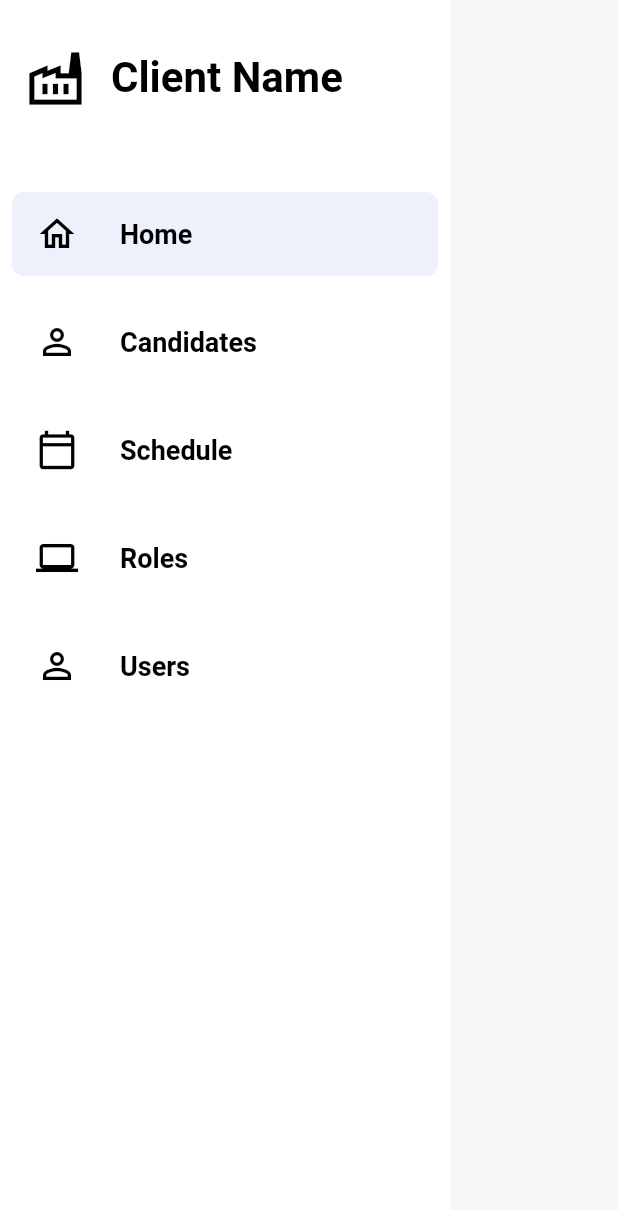
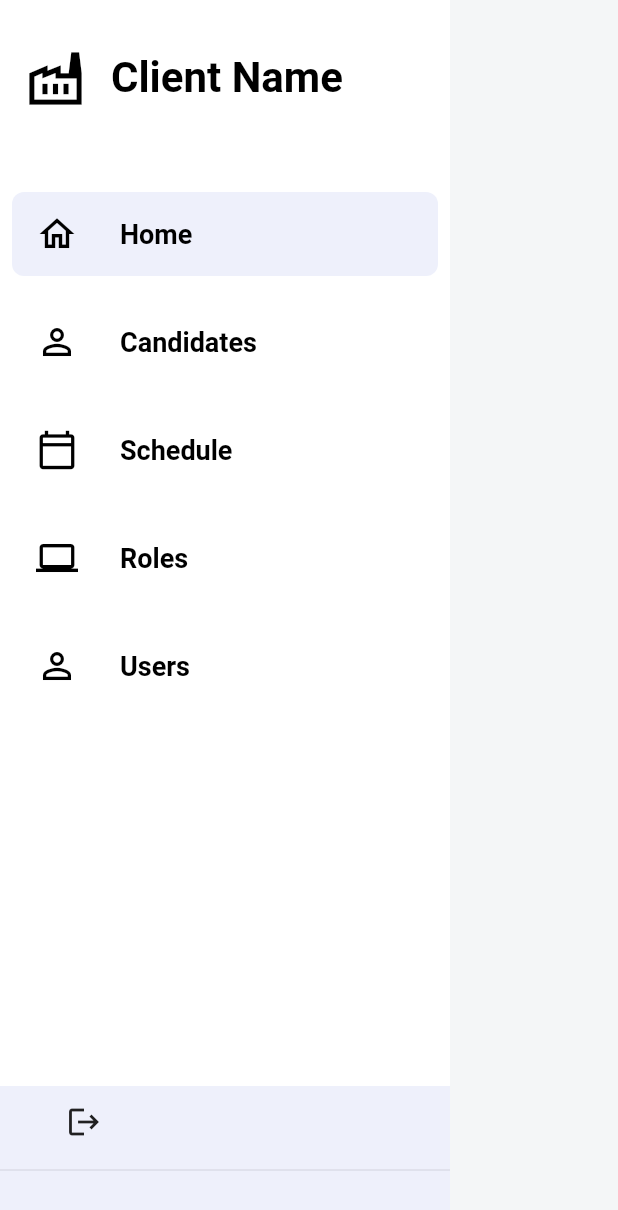
Before and after one commit to anmolkohli18/hireway, a Flutter app: the DrawerWidget widget shown alone on an empty page, opened directly, on a phone screen of 412 x 824 dp. Shown: the top 1210 px of the screen. Run offline on Flutter 3.47's test engine with Material 2 defaults, Android fonts, the phone set to English and light mode, and no system bars; our stand-ins replace awesome_dialog, cloud_firestore, datetime_picker_formfield, file_picker, firebase_auth, firebase_core and 7 more; missing offline and left inert: clipboard, enhance_stepper, enough_mail, extension_google_sign_in_as_googleapis_auth, flutter_stripe, googleapis; accounts and stored records are empty.

Commit message:
add all files

```diff
--- a/lib/console/drawer.dart
+++ b/lib/console/drawer.dart
@@ -1,5 +1,6 @@
 import 'package:flutter/material.dart';
 import 'package:flutter_riverpod/flutter_riverpod.dart';
+import 'package:hireway/respository/firebase/firebase_auth.dart';
 import 'package:hireway/settings.dart';
 import 'package:hireway/console/app_console.dart';
 
@@ -71,6 +72,34 @@ class DrawerWidget extends ConsumerWidget {
               children: menuListTiles,
             ),
           ),
+          Container(
+            width: 300,
+            height: 100,
+            color: highlightColor,
+            child: Column(
+              children: [
+                Row(
+                  children: [
+                    Padding(
+                      padding: const EdgeInsets.all(16.0),
+                      child: Text(
+                        getCurrentUserName(),
+                        style: heading3,
+                      ),
+                    ),
+                    IconButton(
+                      icon: const Icon(Icons.logout),
+                      onPressed: () {
+                        signOut();
+                        Navigator.pushNamed(context, '/login');
+                      },
+                    )
+                  ],
+                ),
+                const Divider()
+              ],
+            ),
+          )
         ],
       ),
     );
--- a/lib/console/enums.dart
+++ b/lib/console/enums.dart
@@ -10,3 +10,5 @@ enum RolesState { rolesList, newRoleAdded }
 enum UsersState { usersList, newUserAdded }
 
 enum SchedulesState { schedulesList, newScheduleAdded }
+
+enum UserAccountState { weakPassword, signedIn, unableToCreateAccount, accountCreated }
```
Also changed, not shown: lib/auth/password_page.dart (+17 -6 lines), lib/respository/firebase/firebase_auth.dart (+15 -11 lines).
